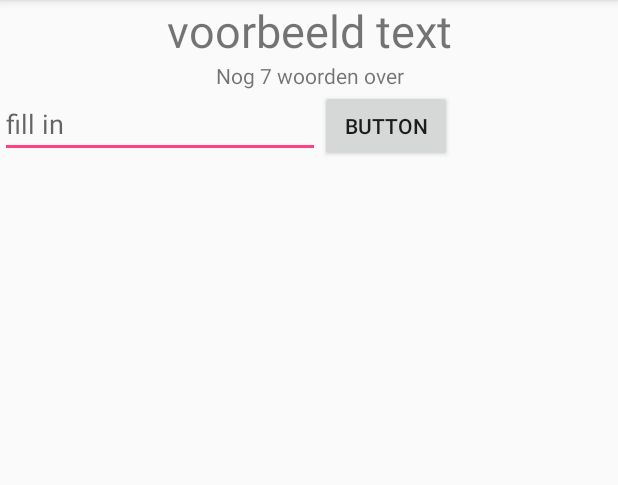
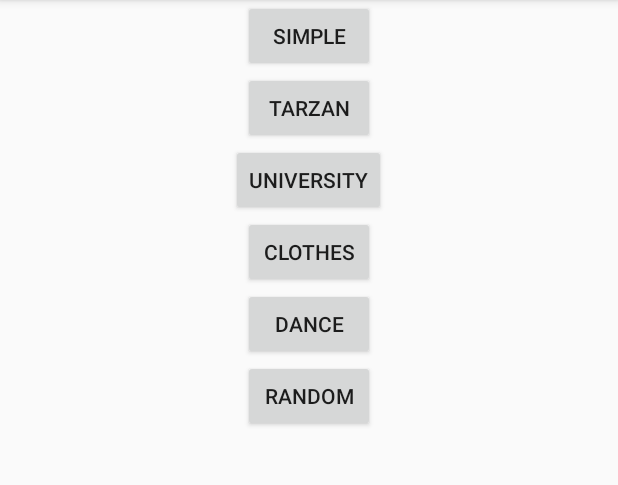
Before and after one commit to toxintractor/YoussefBentaher-pset2, an Android app: the screen it shows after launch (ActivityIn before the commit, ActivityChoose after it), after a tap on "START SPEL!", on a phone screen of 412 x 824 dp, the part 84-569 px from its top. Run offline under Robolectric (Android 15) with nearby library versions, the phone set to English and light mode, and no system bars.

Commit message:
Basis functionaliteit afgemaakt

```diff
--- a/app/src/main/AndroidManifest.xml
+++ b/app/src/main/AndroidManifest.xml
@@ -17,7 +17,8 @@
             </intent-filter>
         </activity>
         <activity android:name=".ActivityIn" />
-        <activity android:name=".ActivityShow"></activity>
+        <activity android:name=".ActivityShow" />
+        <activity android:name=".ActivityChoose"></activity>
     </application>
 
 </manifest>
--- /dev/null
+++ b/app/src/main/java/com/bentaher/youssefbentaher_pset2/ActivityChoose.java
@@ -0,0 +1,95 @@
+package com.bentaher.youssefbentaher_pset2;
+
+import android.content.Intent;
+import android.content.res.AssetManager;
+import android.content.res.Resources;
+import android.support.v7.app.AppCompatActivity;
+import android.os.Bundle;
+import android.util.Log;
+import android.view.View;
+import android.widget.Button;
+
+import java.io.IOException;
+import java.util.Arrays;
+import java.util.LinkedList;
+import java.util.List;
+import java.util.Random;
+
+public class ActivityChoose extends AppCompatActivity {
+
+    Button btnSimple, btnTarzan, btnUniversity, btnClothes, btnDance, btnRandom;
+
+    @Override
+    protected void onCreate(Bundle savedInstanceState) {
+        super.onCreate(savedInstanceState);
+        setContentView(R.layout.activity_choose);
+
+        btnSimple = (Button) findViewById(R.id.Simple);
+        btnTarzan = (Button) findViewById(R.id.Tarzan);
+        btnUniversity = (Button) findViewById(R.id.University);
+        btnClothes = (Button) findViewById(R.id.Clothes);
+        btnDance = (Button) findViewById(R.id.Dance);
+        btnRandom = (Button) findViewById(R.id.Random);
+
+
+        String[] files = new String[0];
+        try {
+            files = getAssets().list("");
+        } catch (IOException e) {
+            e.printStackTrace();
+        }
+
+
+        for(String f1 : files){
+            Log.i("names",f1);
+        }
+
+        Log.i("names", Integer.toString(files.length));
+
+
+        btnSimple.setOnClickListener(new setTxt("madlib0_simple.txt"));
+        btnTarzan.setOnClickListener(new setTxt("madlib1_tarzan.txt"));
+        btnUniversity.setOnClickListener(new setTxt("madlib2_university.txt"));
+        btnClothes.setOnClickListener(new setTxt("madlib3_clothes.txt"));
+        btnDance.setOnClickListener(new setTxt("madlib4_dance.txt"));
+        btnRandom.setOnClickListener(new setTxt("rdm"));
+
+
+    }
+
+
+
+
+
+
+    public class setTxt implements View.OnClickListener {
+
+        String[] txtRandom = {"madlib0_simple.txt", "madlib1_tarzan.txt", "madlib2_university.txt",
+                "madlib3_clothes.txt", "madlib4_dance.txt"};
+        String vrhl;
+
+        public setTxt(String verhl){
+            vrhl = verhl;
+        }
+
+        @Override
+        public void onClick(View view) {
+
+            if(vrhl == "rdm"){
+                int txtRnd = new Random().nextInt(txtRandom.length);
+                Intent jumppage = new Intent(ActivityChoose.this, ActivityIn.class);
+                jumppage.putExtra("text", txtRandom[txtRnd]);
+                startActivity(jumppage);
+            }
+            else {
+                Intent jumppage = new Intent(ActivityChoose.this, ActivityIn.class);
+                jumppage.putExtra("text", vrhl);
+                startActivity(jumppage);
+            }
+
+        }
+
+
+    }
+
+}
--- a/app/src/main/java/com/bentaher/youssefbentaher_pset2/MainActivity.java
+++ b/app/src/main/java/com/bentaher/youssefbentaher_pset2/MainActivity.java
@@ -22,7 +22,7 @@ public class MainActivity extends AppCompatActivity {
 
     public void gaPagina(View v){
 
-        Intent jumppage = new Intent(MainActivity.this, ActivityIn.class);
+        Intent jumppage = new Intent(MainActivity.this, ActivityChoose.class);
         startActivity(jumppage);
     }
 }
--- a/app/src/main/java/com/bentaher/youssefbentaher_pset2/Story.java
+++ b/app/src/main/java/com/bentaher/youssefbentaher_pset2/Story.java
@@ -17,8 +17,9 @@
  */
 
 // !YOU MAY WANT TO CHANGE THE PACKAGE BELOW SO THAT IT MATCHES YOUR PROJECT'S PACKAGE!
-//package com.example.stepp.madlibs;
 package com.bentaher.youssefbentaher_pset2;
+
+import android.util.Log;
 
 import java.io.*;
 import java.util.*;
@@ -31,7 +32,7 @@ public class Story implements Serializable {
 
     {
         // instance initializer; runs before any constructor
-        text = "voorbeeld";
+        text = "";
         placeholders = new ArrayList<String>();
         filledIn = 0;
         htmlMode = false;
@@ -42,7 +43,6 @@ public class Story implements Serializable {
     public Story(InputStream stream) {
         read(stream);
     }
-
 
     /** resets the story back to an empty initial state */
     public void clear() {
--- /dev/null
+++ b/app/src/main/res/layout/activity_choose.xml
@@ -0,0 +1,58 @@
+<?xml version="1.0" encoding="utf-8"?>
+<LinearLayout xmlns:android="http://schemas.android.com/apk/res/android"
+    xmlns:app="http://schemas.android.com/apk/res-auto"
+    xmlns:tools="http://schemas.android.com/tools"
+    android:layout_width="match_parent"
+    android:layout_height="match_parent"
+    android:orientation="vertical"
+    tools:context="com.bentaher.youssefbentaher_pset2.ActivityChoose">
+
+    <Button
+        android:id="@+id/Simple"
+        android:layout_width="wrap_content"
+        android:layout_height="wrap_content"
+        android:layout_gravity="center"
+        android:onClick="gaPagina"
+        android:text="Simple" />
+
+    <Button
+        android:id="@+id/Tarzan"
+        android:layout_width="wrap_content"
+        android:layout_height="wrap_content"
+        android:layout_gravity="center"
+        android:onClick="gaPagina"
+        android:text="Tarzan" />
+
+    <Button
+        android:id="@+id/University"
+        android:layout_width="wrap_content"
+        android:layout_height="wrap_content"
+        android:layout_gravity="center"
+        android:onClick="gaPagina"
+        android:text="University" />
+
+    <Button
+        android:id="@+id/Clothes"
+        android:layout_width="wrap_content"
+        android:layout_height="wrap_content"
+        android:layout_gravity="center"
+        android:onClick="gaPagina"
+        android:text="Clothes" />
+
+    <Button
+        android:id="@+id/Dance"
+        android:layout_width="wrap_content"
+        android:layout_height="wrap_content"
+        android:layout_gravity="center"
+        android:onClick="gaPagina"
+        android:text="Dance" />
+
+    <Button
+        android:id="@+id/Random"
+        android:layout_width="wrap_content"
+        android:layout_height="wrap_content"
+        android:layout_gravity="center"
+        android:onClick="gaPagina"
+        android:text="Random" />
+
+</LinearLayout>
--- a/app/src/main/res/layout/activity_in.xml
+++ b/app/src/main/res/layout/activity_in.xml
@@ -37,9 +37,10 @@
             android:hint="fill in" />
 
         <Button
-            android:id="@+id/button"
+            android:id="@+id/knopje"
             android:layout_width="wrap_content"
             android:layout_height="wrap_content"
+            android:onClick="setWord"
             android:text="Button" />
 
     </LinearLayout>
```
Also changed, not shown: app/src/main/java/com/bentaher/youssefbentaher_pset2/ActivityIn.java (+62 -30 lines), app/src/main/java/com/bentaher/youssefbentaher_pset2/ActivityShow.java (+10 -0 lines), app/src/main/res/layout/activity_show.xml (+18 -2 lines).
